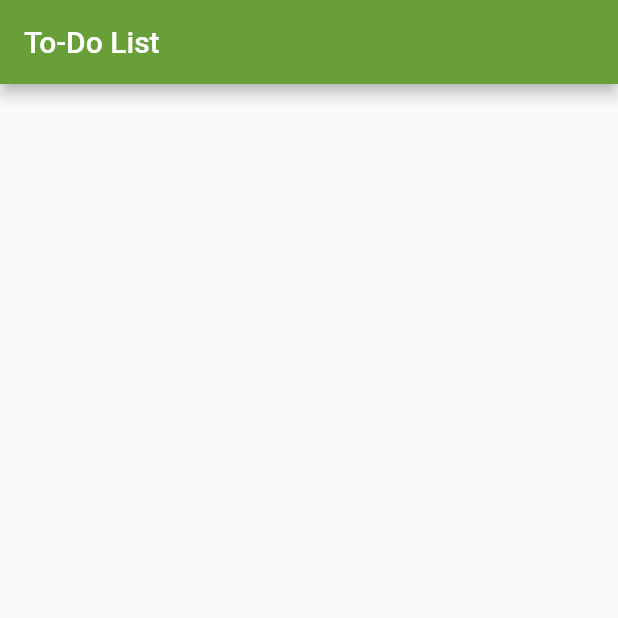
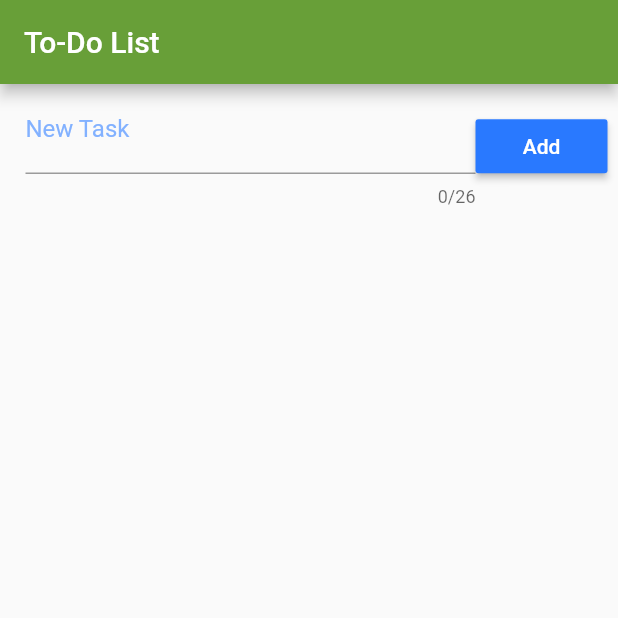
Before and after one commit to ilan274/flutter_projects, a Flutter app: the screen it shows after launch, on a phone screen of 412 x 824 dp, the top half of it. Run offline on Flutter 3.47's test engine with Material 2 defaults, Android fonts, the phone set to English and light mode, and no system bars.

Commit message:
Adding Expanded TextField and RaisedButton

```diff
--- a/03_to_do_list/lib/main.dart
+++ b/03_to_do_list/lib/main.dart
@@ -53,7 +53,22 @@ class _HomeState extends State<Home> {
           Container(
             padding: EdgeInsets.fromLTRB(17, 1, 7, 1),
             child: Row(
-              children: [],
+              children: [
+                Expanded(
+                  child: TextField(
+                    decoration: InputDecoration(
+                        labelText: 'New Task',
+                        labelStyle: TextStyle(color: Colors.blueAccent[100])),
+                    maxLength: 26,
+                  ),
+                ),
+                RaisedButton(
+                  color: Colors.blueAccent[400],
+                  child: Text('Add'),
+                  textColor: Colors.white,
+                  onPressed: () {},
+                )
+              ],
             ),
           )
         ],
```
